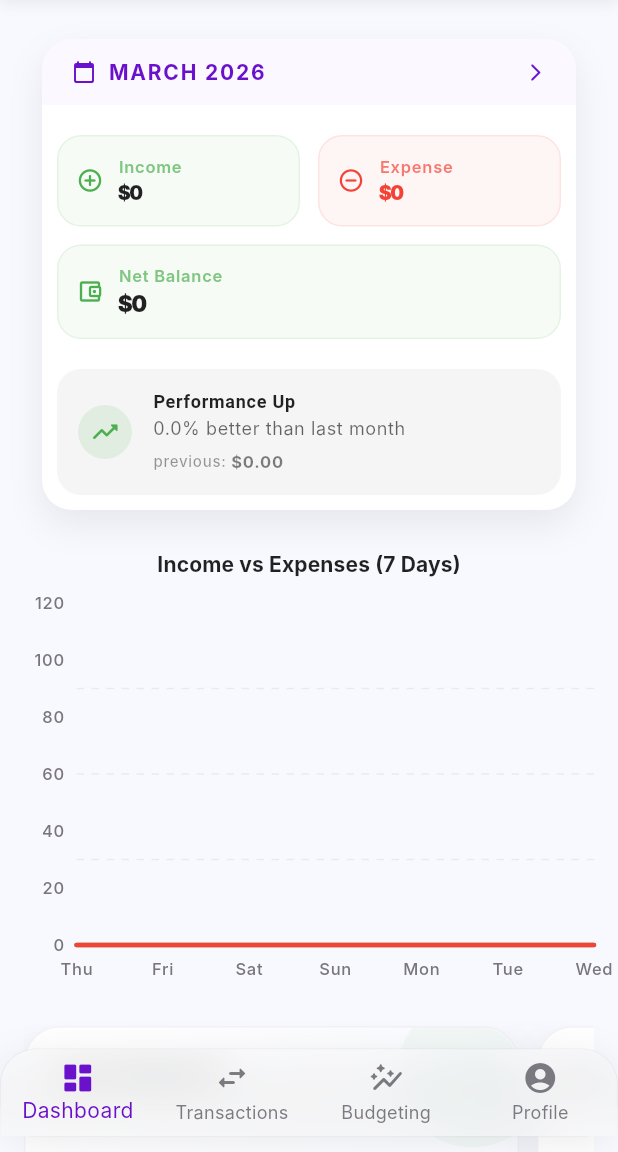
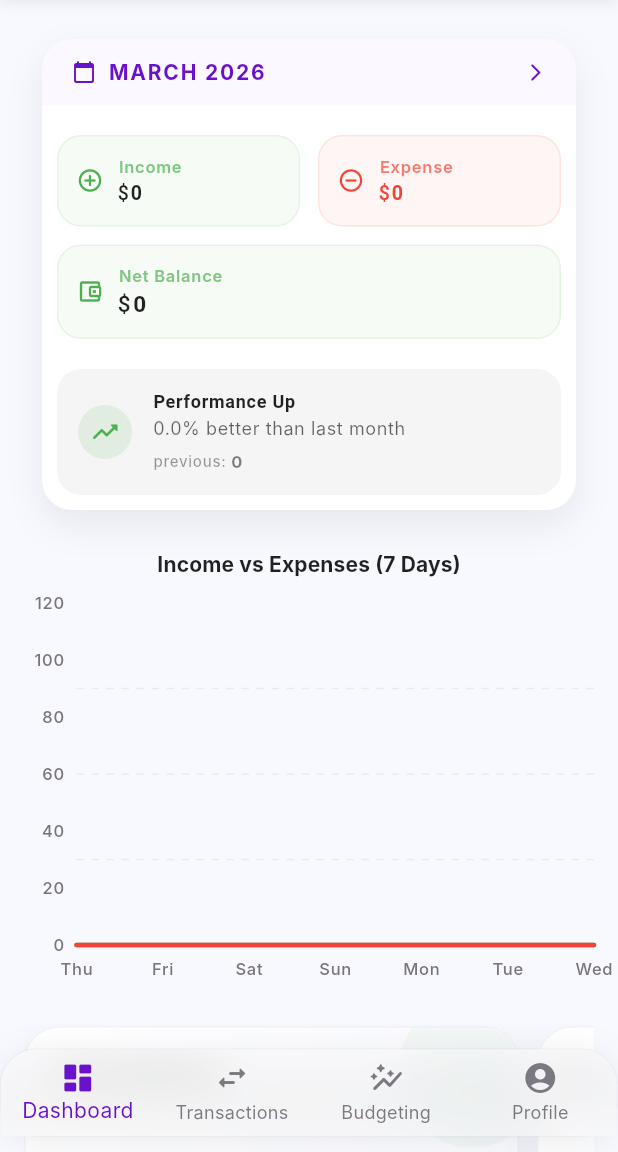
Before and after one commit to Max22577/Flutter_personal_finance_app, a Flutter app: the screen it shows once a user with an empty profile is signed in, on a phone screen of 412 x 824 dp, the part 84-1236 px from its top. Run offline on Flutter 3.47's test engine with Material 3 defaults, Android fonts, the phone set to English and light mode, and no system bars; drawn by our look-alikes of fl_chart; our stand-ins replace cloud_firestore, firebase_auth, firebase_core, firebase_storage, flutter_svg, google_sign_in and 3 more; accounts and stored records are empty; Roboto replaces fonts that are missing (Inter).

Commit message:
UI improvement for currency display

```diff
--- a/lib/core/utils/currency_formatter.dart
+++ b/lib/core/utils/currency_formatter.dart
@@ -7,28 +7,23 @@
   CurrencyFormatter(this.currency);
 
   // 1. Standard Format: $1,234.56
-  String format(double amount, String locale) {
-    final format = NumberFormat.currency(
-      symbol: currency.symbol,
-      decimalDigits: currency.decimalDigits,
-      locale: locale,
-    );
+  String formatNumber(double amount, String locale) {
+    final format = NumberFormat.decimalPattern(locale);
     return format.format(amount);
   }
 
   // 2. Compact Format: $1.2K or $2.5M
   String formatCompact(double amount, String locale) {
-    final format = NumberFormat.compactCurrency(
-      symbol: currency.symbol,
-      locale: locale,
-    );
+    final format = NumberFormat.compact(locale: locale);
     return format.format(amount);
   }
 
   // 3. Simple Display: No decimals for whole numbers
   String formatDisplay(double amount, String locale) {
-    return amount == amount.toInt()
-      ? NumberFormat.currency(symbol: currency.symbol, decimalDigits: 0, locale: locale).format(amount)
-      : format(amount, locale);
+    if (amount == amount.toInt()) {
+      return NumberFormat.decimalPattern(locale).format(amount);
+    }
+    return NumberFormat("#,##0.00", locale).format(amount);
   }
+
 }
--- a/lib/core/widgets/shared/currency_display.dart
+++ b/lib/core/widgets/shared/currency_display.dart
@@ -27,32 +27,29 @@
   @override
   Widget build(BuildContext context) {
     final theme = Theme.of(context);
-    // Assuming you've kept your ThemeExtension for custom financial colors
     final financialColors = theme.extension<FinancialColors>();
+    final lang = context.watch<LanguageProvider>();
+    final currencyProvider = context.watch<CurrencyProvider>();
 
-    // 1. Get the synchronous formatter from your Provider
-    final lang = context.watch<LanguageProvider>();
-    final cf = context.watch<CurrencyProvider>().formatter;
+    final cf = currencyProvider.formatter;
+    final symbol = currencyProvider.currency.symbol;
 
-    // 2. Logic to determine if it's visually negative/positive
+    // 1. Determine if the amount is negative or positive
     final bool actsAsNegative = amount < 0 || isExpense;
     final bool actsAsPositive = amount > 0 && !isExpense;
 
-    // 3. Format the amount immediately (no FutureBuilder needed!)
-    String displayText = compact
+    // 2. Format the amount immediately (no FutureBuilder needed!)
+    String formattedAmount = compact
         ? cf.formatCompact(amount.abs(), lang.localeCode)
         : cf.formatDisplay(amount.abs(), lang.localeCode);
 
-    // 4. Handle signs manually based on your parameters
+    // 3. Handle signs manually based on your parameters
     if (showSign) {
-      if (actsAsPositive) {
-        displayText = '+$displayText';
-      } else if (actsAsNegative) {
-        displayText = '-$displayText';
-      }
+      if (actsAsPositive) formattedAmount = '+$formattedAmount';
+      if (actsAsNegative) formattedAmount = '-$formattedAmount';
     }
 
-    // 5. Determine the appropriate color
+    // 4. Determine the appropriate color
     Color? textColor;
     if (actsAsPositive) {
       textColor = positiveColor ?? financialColors?.income ?? Colors.green;
@@ -60,16 +57,26 @@
       textColor = negativeColor ?? financialColors?.expense ?? Colors.red;
     }
 
-    return Text(
-      displayText,
-      style: style?.copyWith(color: textColor) ?? TextStyle(color: textColor),
+    final baseStyle =
+        style?.copyWith(color: textColor) ?? TextStyle(color: textColor);
+
+    return Text.rich(
+      TextSpan(
+        children: [
+          TextSpan(
+            text: "$symbol ",
+            style: baseStyle.copyWith(
+              fontWeight: FontWeight.w500,
+            ),
+          ),
+          TextSpan(
+            text: formattedAmount,
+            style: baseStyle.copyWith(
+              fontWeight: FontWeight.w700,
+            ),
+          ),
+        ],
+      ),
     );
   }
 }
-
-// Usage example:
-// CurrencyDisplay(
-//   amount: 1500.75,
-//   style: Theme.of(context).textTheme.titleLarge,
-//   showSign: true,
-// )
--- a/lib/features/dashboard/widgets/income_expenses_graph.dart
+++ b/lib/features/dashboard/widgets/income_expenses_graph.dart
@@ -239,7 +239,7 @@
       return formatter.formatCompact(value, lang.localeCode);
     }
 
-    return formatter.format(value, lang.localeCode);
+    return formatter.formatNumber(value, lang.localeCode);
   }
 
   LineChartBarData _generateLineData(bool isIncome, Color color, List<DailyFinanceData> dailyData) {
--- a/lib/features/dashboard/widgets/monthly_review.dart
+++ b/lib/features/dashboard/widgets/monthly_review.dart
@@ -321,7 +321,7 @@
                       ),
                     ),
                     Text(
-                      cf.format(previousMonthData!.net, lang.localeCode),
+                      cf.formatNumber(previousMonthData!.net, lang.localeCode),
                       style: textTheme.labelSmall?.copyWith(
                         fontWeight: FontWeight.bold,
                         color: colors.onSurface.withValues(alpha: 0.5),
--- a/lib/features/dashboard/widgets/stats_card.dart
+++ b/lib/features/dashboard/widgets/stats_card.dart
@@ -120,7 +120,6 @@
             return CurrencyDisplay(
               amount: value,
               style: textTheme.bodyLarge?.copyWith(
-                fontWeight: FontWeight.w900,
                 color: colors.onSurface,
                 letterSpacing: 0.2,
               ),
--- a/lib/features/settings/pages/general_settings_page.dart
+++ b/lib/features/settings/pages/general_settings_page.dart
@@ -30,7 +30,7 @@
 
       // Show confirmation with example
       final newCf = context.read<CurrencyProvider>().formatter;
-      final exampleAmount = newCf.format(1234.56, lang.localeCode);
+      final exampleAmount = newCf.formatNumber(1234.56, lang.localeCode);
 
       messenger.showSnackBar(
         SnackBar(
@@ -164,7 +164,7 @@
       child: Column(
         children: [
           Text(
-            cf.format(1234.56, lang.localeCode),
+            cf.formatNumber(1234.56, lang.localeCode),
             style: theme.textTheme.displaySmall?.copyWith(
               fontWeight: FontWeight.bold,
               color: theme.colorScheme.onSurface,
--- a/lib/features/transactions/widgets/transaction_form.dart
+++ b/lib/features/transactions/widgets/transaction_form.dart
@@ -1,5 +1,4 @@
 import 'dart:ui';
-
 import 'package:firebase_auth/firebase_auth.dart';
 import 'package:flutter/material.dart';
 import 'package:intl/intl.dart';
@@ -321,7 +320,7 @@
                       future: () async {
                         final amount = _parseAmount(_amountController.text);
                         if (amount == null || amount <= 0) return '';
-                        return cf.format(amount, lang.localeCode);
+                        return cf.formatNumber(amount, lang.localeCode);
                       }(),
                       builder: (context, snapshot) {
                         if (snapshot.hasData && snapshot.data!.isNotEmpty) {
```
